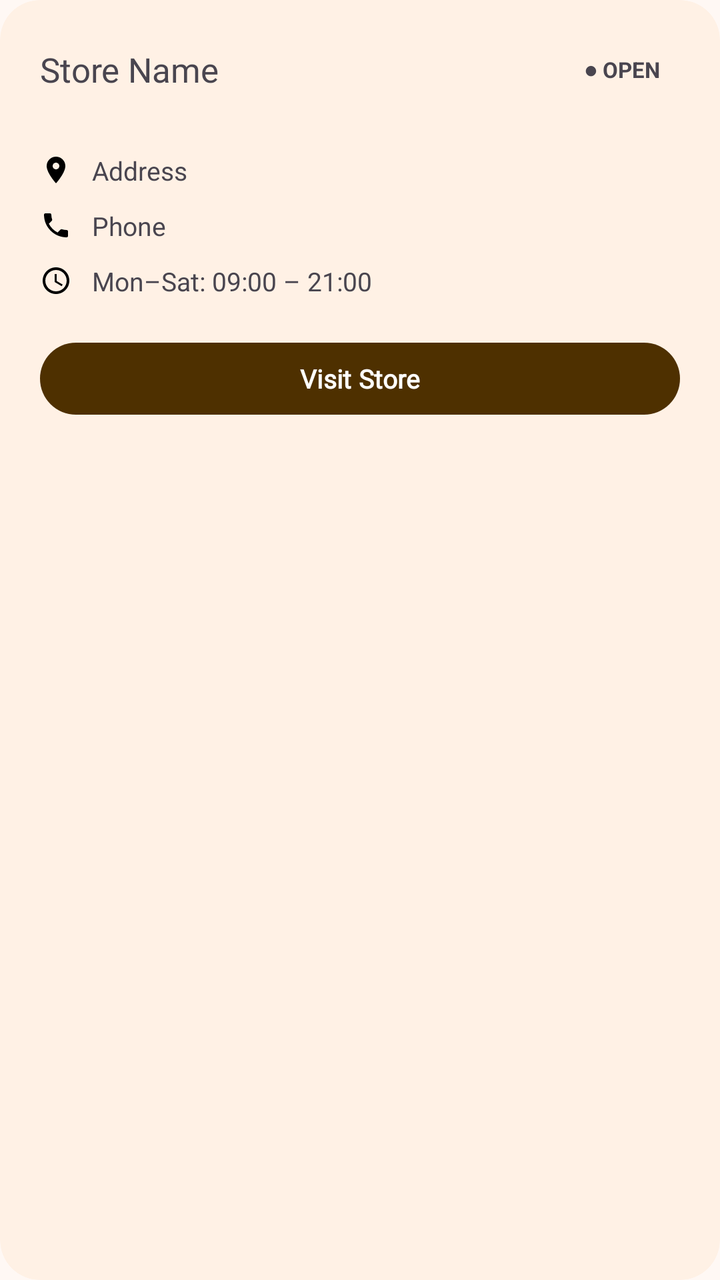
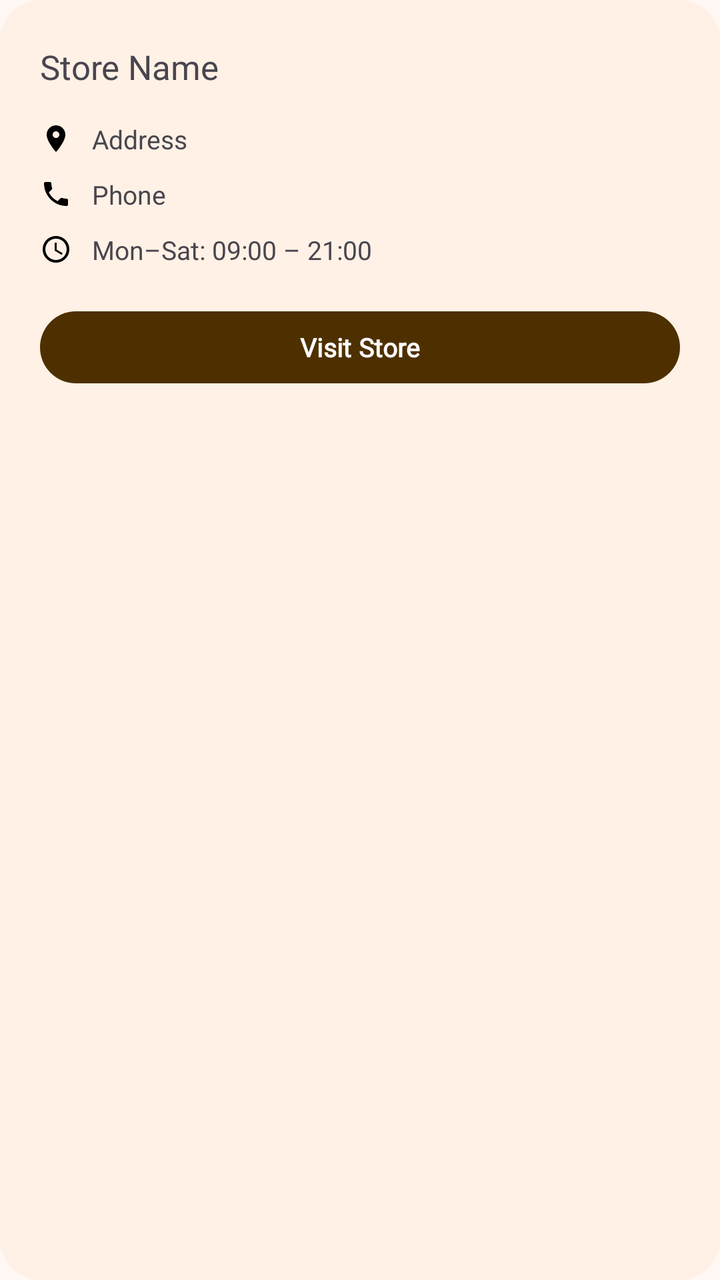

The first picture is an Android layout as it rendered before a commit; the second is the same layout after the commit. The layout source and the unified diff follow.
<!-- AndroidManifest.xml: application theme Theme.DClassicsBooks -->
<!-- res/layout/item_store.xml -->
<?xml version="1.0" encoding="utf-8"?>
<com.google.android.material.card.MaterialCardView xmlns:android="http://schemas.android.com/apk/res/android"
    xmlns:app="http://schemas.android.com/apk/res-auto"
    android:layout_width="match_parent"
    android:layout_height="wrap_content"
    android:layout_marginBottom="16dp"
    app:cardCornerRadius="20dp"
    app:cardElevation="0dp">

    <LinearLayout
        android:layout_width="match_parent"
        android:layout_height="wrap_content"
        android:orientation="vertical">

        
        <View
            android:layout_width="match_parent"
            android:layout_height="4dp"/>

        <LinearLayout
            android:layout_width="match_parent"
            android:layout_height="wrap_content"
            android:orientation="vertical"
            android:paddingHorizontal="20dp"
            android:paddingTop="18dp"
            android:paddingBottom="20dp">

            
            <LinearLayout
                android:layout_width="match_parent"
                android:layout_height="wrap_content"
                android:orientation="horizontal"
                android:gravity="center_vertical">

                <TextView
                    android:id="@+id/tv_store_name"
                    android:layout_width="0dp"
                    android:layout_height="wrap_content"
                    android:layout_weight="1"
                    android:text="Store Name"
                    android:textSize="17sp"
                    android:fontFamily="@font/aleo_semibold"
                    android:layout_marginEnd="8dp"/>

                <TextView
                    android:layout_width="wrap_content"
                    android:layout_height="wrap_content"
                    android:text="● OPEN"
                    android:textSize="11sp"
                    android:textStyle="bold"
                    android:paddingHorizontal="10dp"
                    android:paddingVertical="5dp"/>

            </LinearLayout>

            
            <View
                android:layout_width="match_parent"
                android:layout_height="1dp"
                android:layout_marginVertical="14dp"/>

            
            <LinearLayout
                android:layout_width="match_parent"
                android:layout_height="wrap_content"
                android:orientation="horizontal"
                android:gravity="center_vertical"
                android:layout_marginBottom="10dp">

                <ImageView
                    android:layout_width="16dp"
                    android:layout_height="16dp"
                    android:src="@drawable/ic_location_on"
                    android:contentDescription="Location"/>

                <TextView
                    android:id="@+id/tv_store_address"
                    android:layout_width="0dp"
                    android:layout_height="wrap_content"
                    android:layout_weight="1"
                    android:text="Address"
                    android:textSize="13sp"
                    android:layout_marginStart="10dp"/>

            </LinearLayout>

            
            <LinearLayout
                android:layout_width="match_parent"
                android:layout_height="wrap_content"
                android:orientation="horizontal"
                android:gravity="center_vertical"
                android:layout_marginBottom="10dp">

                <ImageView
                    android:layout_width="16dp"
                    android:layout_height="16dp"
                    android:src="@drawable/ic_phone"
                    android:contentDescription="Phone"/>

                <TextView
                    android:id="@+id/tv_store_phone"
                    android:layout_width="0dp"
                    android:layout_height="wrap_content"
                    android:layout_weight="1"
                    android:text="Phone"
                    android:textSize="13sp"
                    android:layout_marginStart="10dp"/>

            </LinearLayout>

            
            <LinearLayout
                android:layout_width="match_parent"
                android:layout_height="wrap_content"
                android:orientation="horizontal"
                android:gravity="center_vertical">

                <ImageView
                    android:layout_width="16dp"
                    android:layout_height="16dp"
                    android:src="@drawable/ic_access_time"
                    android:contentDescription="Hours"/>

                <TextView
                    android:layout_width="0dp"
                    android:layout_height="wrap_content"
                    android:layout_weight="1"
                    android:text="@string/store_hours"
                    android:textSize="13sp"
                    android:layout_marginStart="10dp"/>

            </LinearLayout>

            
            <Button
                android:id="@+id/btn_visit_store"
                android:layout_width="match_parent"
                android:layout_height="44dp"
                android:layout_marginTop="18dp"
                android:text="@string/btn_visit_store"
                android:textStyle="bold"
                android:textSize="13sp"/>

        </LinearLayout>
    </LinearLayout>
</com.google.android.material.card.MaterialCardView>
<!-- resources referenced by this layout -->
<resources>
  <style name="Theme.DClassicsBooks.Base" parent="Theme.Material3.Light.NoActionBar">
          <item name="colorPrimary">@color/primary</item>
          <item name="colorOnPrimary">@color/white</item>
          <item name="colorPrimaryContainer">@color/primary_container</item>
          <item name="colorOnPrimaryContainer">@color/white</item>
          <item name="colorSecondary">@color/secondary</item>
          <item name="colorOnSecondary">@color/white</item>
          <item name="colorSecondaryContainer">@color/secondary_container</item>
          <item name="colorOnSecondaryContainer">@color/white</item>
          <item name="colorError">@color/error</item>
          <item name="colorOnError">@color/white</item>
          <item name="colorErrorContainer">@color/error_container</item>
          <item name="colorOnErrorContainer">@color/white</item>
          <item name="colorSurface">@color/surface</item>
          <item name="colorSurfaceContainerLowest">@color/surface_container_low</item>
          <item name="colorSurfaceContainerLow">@color/surface_container_low</item>
          <item name="colorSurfaceContainer">@color/surface_container</item>
          <item name="colorSurfaceContainerHigh">@color/surface_container_high</item>
          <item name="colorSurfaceContainerHighest">@color/surface_container_high</item>
          <item name="colorOutline">@color/outline</item>
          <item name="colorOutlineVariant">@color/outline_variant</item>
          <item name="colorOnSurface">@color/on_surface</item>
          <item name="colorOnSurfaceVariant">@color/on_surface_variant</item>
          <item name="android:colorBackground">@color/surface</item>
  
          <item name="textAppearanceDisplayLarge">@style/Typography.DisplayLarge</item>
          <item name="textAppearanceDisplayMedium">@style/Typography.DisplayMedium</item>
          <item name="textAppearanceDisplaySmall">@style/Typography.DisplaySmall</item>
          <item name="textAppearanceHeadlineLarge">@style/Typography.HeadlineLarge</item>
          <item name="textAppearanceHeadlineMedium">@style/Typography.HeadlineMedium</item>
          <item name="textAppearanceHeadlineSmall">@style/Typography.HeadlineSmall</item>
          <item name="textAppearanceTitleLarge">@style/Typography.TitleLarge</item>
          <item name="textAppearanceTitleMedium">@style/Typography.TitleMedium</item>
          <item name="textAppearanceTitleSmall">@style/Typography.TitleSmall</item>
          <item name="textAppearanceBodyLarge">@style/Typography.BodyLarge</item>
          <item name="textAppearanceBodyMedium">@style/Typography.BodyMedium</item>
          <item name="textAppearanceBodySmall">@style/Typography.BodySmall</item>
          <item name="textAppearanceLabelLarge">@style/Typography.LabelLarge</item>
          <item name="textAppearanceLabelMedium">@style/Typography.LabelMedium</item>
          <item name="textAppearanceLabelSmall">@style/Typography.LabelSmall</item>
  
          <item name="materialCardViewStyle">@style/Widget.DClassicsBooks.CardView</item>
      </style>
  <color name="primary">#4E3000</color>
  <color name="white">#FFFFFF</color>
  <color name="primary_container">#926421</color>
  <color name="secondary">#45331C</color>
  <color name="secondary_container">#80694E</color>
  <color name="error">#740006</color>
  <color name="error_container">#CF2C27</color>
  <color name="surface">#FFF8F4</color>
  <color name="surface_container_low">#FFF1E5</color>
  <color name="surface_container">#F3E6DA</color>
  <color name="outline">#5C5144</color>
  <color name="outline_variant">#776B5E</color>
  <color name="on_surface">#161009</color>
  <color name="on_surface_variant">#3E3429</color>
  <!-- unchanged entries left out for length: 23 -->
</resources>

<!-- the commit's change to res/layout/item_store.xml (unified diff, before → after) -->
@@ -25,39 +25,15 @@
             android:paddingTop="18dp"
             android:paddingBottom="20dp">
 
-            
-            <LinearLayout
-                android:layout_width="match_parent"
+            <TextView
+                android:id="@+id/tv_store_name"
+                android:layout_width="wrap_content"
                 android:layout_height="wrap_content"
-                android:orientation="horizontal"
-                android:gravity="center_vertical">
-
-                <TextView
-                    android:id="@+id/tv_store_name"
-                    android:layout_width="0dp"
-                    android:layout_height="wrap_content"
-                    android:layout_weight="1"
-                    android:text="Store Name"
-                    android:textSize="17sp"
-                    android:fontFamily="@font/aleo_semibold"
-                    android:layout_marginEnd="8dp"/>
-
-                <TextView
-                    android:layout_width="wrap_content"
-                    android:layout_height="wrap_content"
-                    android:text="● OPEN"
-                    android:textSize="11sp"
-                    android:textStyle="bold"
-                    android:paddingHorizontal="10dp"
-                    android:paddingVertical="5dp"/>
-
-            </LinearLayout>
-
-            
-            <View
-                android:layout_width="match_parent"
-                android:layout_height="1dp"
-                android:layout_marginVertical="14dp"/>
+                android:layout_weight="1"
+                android:text="Store Name"
+                android:textSize="17sp"
+                android:fontFamily="@font/aleo_semibold"
+                android:layout_marginBottom="16dp"/>
 
             
             <LinearLayout
<!-- resource entries referenced after the edit -->
@@ -9,6 +9,10 @@
           <item name="colorOnSecondary">@color/white</item>
           <item name="colorSecondaryContainer">@color/secondary_container</item>
           <item name="colorOnSecondaryContainer">@color/white</item>
+          <item name="colorTertiary">@color/accent</item>
+          <item name="colorOnTertiary">@color/white</item>
+          <item name="colorTertiaryContainer">@color/accent_container</item>
+          <item name="colorOnTertiaryContainer">@color/white</item>
           <item name="colorError">@color/error</item>
           <item name="colorOnError">@color/white</item>
           <item name="colorErrorContainer">@color/error_container</item>
@@ -48,6 +52,8 @@
   <color name="primary_container">#926421</color>
   <color name="secondary">#45331C</color>
   <color name="secondary_container">#80694E</color>
+  <color name="accent">#00385F</color>
+  <color name="accent_container">#43709D</color>
   <color name="error">#740006</color>
   <color name="error_container">#CF2C27</color>
   <color name="surface">#FFF8F4</color>
